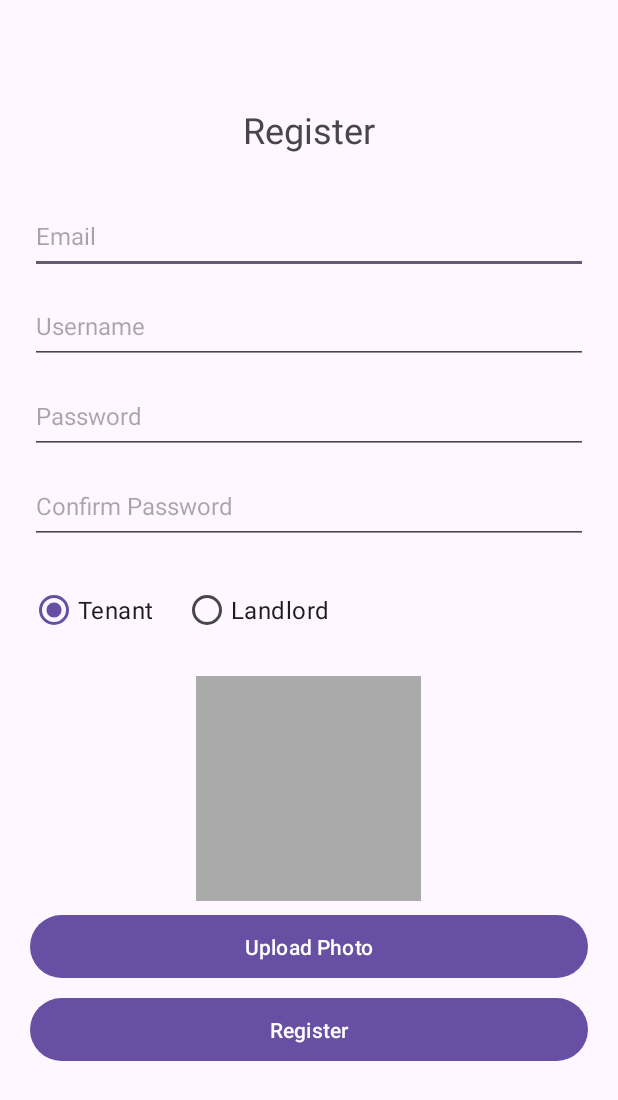
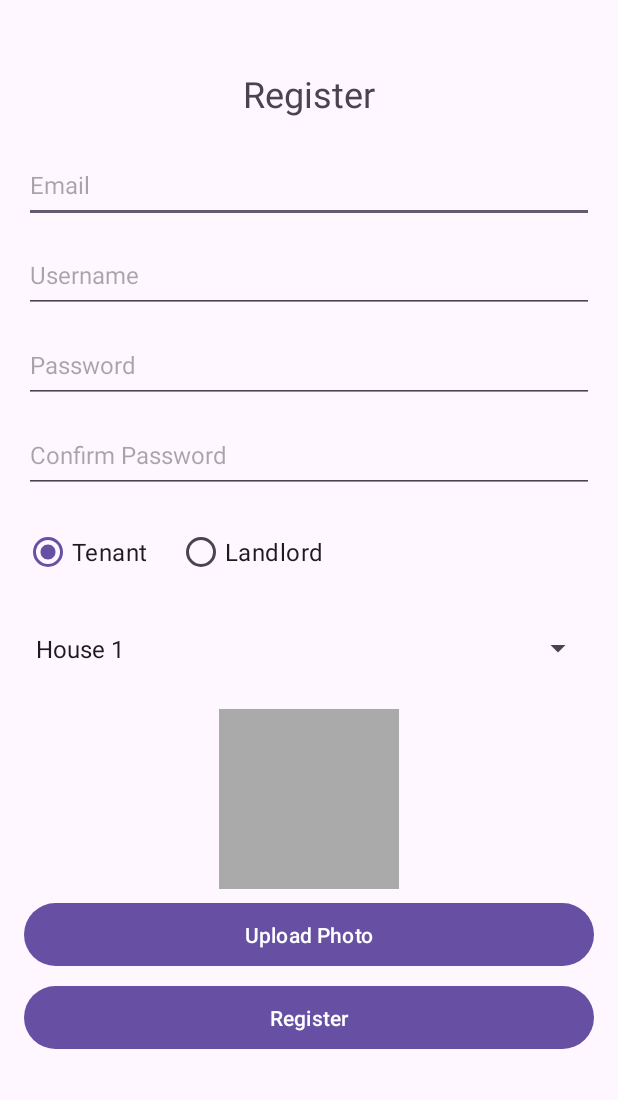
Before and after one commit to foliage21/SplitMate_android_app, an Android app: the RegisterActivity screen opened directly, with no data from a screen before it, on a phone screen of 412 x 824 dp. Shown: the top 1100 px of the screen. Run offline under Robolectric (Android 15) with nearby library versions, the phone set to English and light mode, and no system bars; our stand-ins replace Firebase (no records; nobody signed in at launch, a user with empty details on screens opened directly).

Commit message:
Added house selector

```diff
--- a/app/src/main/res/layout/activity_register.xml
+++ b/app/src/main/res/layout/activity_register.xml
@@ -1,9 +1,14 @@
 <?xml version="1.0" encoding="utf-8"?>
-<LinearLayout xmlns:android="http://schemas.android.com/apk/res/android"
+<ScrollView xmlns:android="http://schemas.android.com/apk/res/android"
     android:layout_width="match_parent"
     android:layout_height="match_parent"
+    android:fillViewport="true">
+
+    <LinearLayout
+        android:layout_width="match_parent"
+        android:layout_height="wrap_content"
         android:orientation="vertical"
-    android:padding="20dp">
+        android:padding="16dp">
 
         <TextView
             android:layout_width="match_parent"
@@ -11,7 +16,7 @@
             android:text="Register"
             android:textSize="24sp"
             android:gravity="center"
-        android:layout_marginTop="50dp" />
+            android:layout_marginTop="30dp" />
 
         <EditText
             android:id="@+id/et_register_email"
@@ -19,7 +24,7 @@
             android:layout_height="50dp"
             android:hint="Email"
             android:textSize="16sp"
-        android:layout_marginTop="30dp"
+            android:layout_marginTop="20dp"
             android:maxLines="1"
             android:inputType="textEmailAddress" />
 
@@ -58,7 +63,7 @@
             android:layout_width="match_parent"
             android:layout_height="wrap_content"
             android:orientation="horizontal"
-        android:layout_marginTop="20dp">
+            android:layout_marginTop="15dp">
 
             <RadioButton
                 android:id="@+id/rb_tenant"
@@ -77,12 +82,20 @@
                 android:layout_marginStart="20dp" />
         </RadioGroup>
 
+        <Spinner
+            android:id="@+id/spinner_property"
+            android:layout_width="match_parent"
+            android:layout_height="50dp"
+            android:layout_marginTop="15dp"
+            android:entries="@array/property_options"
+            android:spinnerMode="dropdown" />
+
         <ImageView
             android:id="@+id/img_profile"
-        android:layout_width="150dp"
-        android:layout_height="150dp"
+            android:layout_width="120dp"
+            android:layout_height="120dp"
             android:layout_gravity="center"
-        android:layout_marginTop="20dp"
+            android:layout_marginTop="15dp"
             android:background="@android:color/darker_gray"
             android:contentDescription="Profile Image"
             android:scaleType="centerCrop" />
@@ -99,5 +112,8 @@
             android:layout_width="match_parent"
             android:layout_height="50dp"
             android:text="Register"
-        android:layout_marginTop="5dp" />
+            android:layout_marginTop="5dp"
+            android:layout_marginBottom="10dp" />
+
     </LinearLayout>
+</ScrollView>
--- a/app/src/main/res/values/strings.xml
+++ b/app/src/main/res/values/strings.xml
@@ -2,4 +2,11 @@
     <string name="app_name">SplitMate_Delta</string>
     <!-- TODO: Remove or change this placeholder text -->
     <string name="hello_blank_fragment">Hello blank fragment</string>
+
+    <string-array name="property_options">
+        <item>House 1</item>
+        <item>House 2</item>
+        <item>House 3</item>
+    </string-array>
+
 </resources>
```
Also changed, not shown: app/src/main/java/com/example/splitmate_delta/activity/RegisterActivity.java (+8 -3 lines), app/src/main/java/com/example/splitmate_delta/fragment/AddTenantDialogFragment.java (+6 -2 lines), app/src/main/java/com/example/splitmate_delta/fragment/LandlordBillsFragment.java (+31 -8 lines), app/src/main/java/com/example/splitmate_delta/fragment/ManageTenantsFragment.java (+46 -14 lines), app/src/main/res/layout/fragment_add_tenant_dialog.xml (+7 -0 lines), app/src/main/res/layout/fragment_landlord_bills.xml (+11 -0 lines), app/src/main/res/layout/fragment_manage_tenants.xml (+7 -0 lines). Lines whose indentation alone changed are shown as unchanged.
